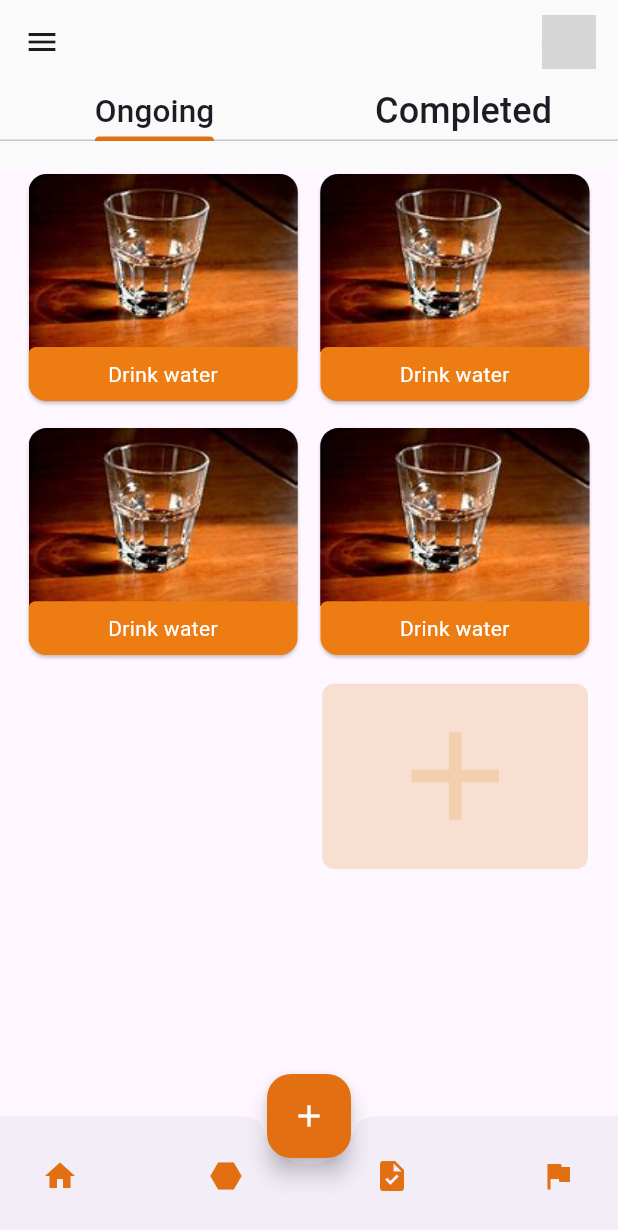
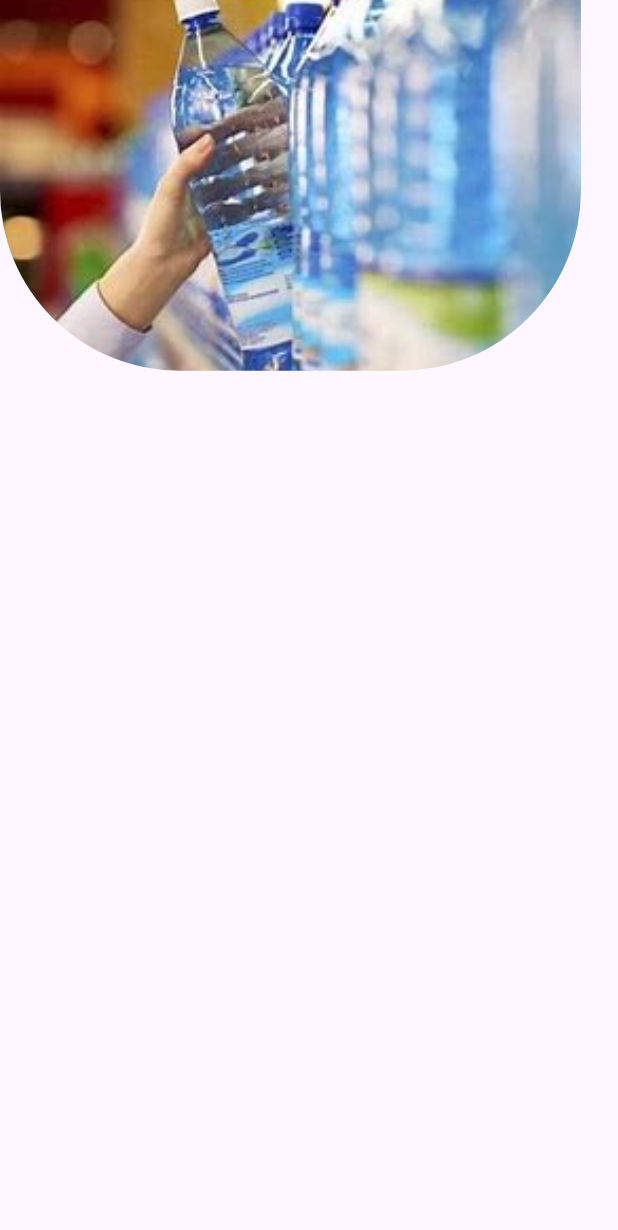
Before and after one commit to Sparklinglily/Habit-Tracker-App, a Flutter app: the screen it shows once a user with an empty profile is signed in, item 2 of the bottom bar chosen, after a tap on "Drink water", on a phone screen of 412 x 824 dp. Shown: the top 1230 px of the screen. Run offline on Flutter 3.47's test engine with Material 3 defaults, Android fonts, the phone set to English and light mode, and no system bars; our stand-ins replace cloud_firestore, email_validator, firebase_auth, firebase_core, flutter_slidable, get and 4 more; missing offline and left inert: dart:ffi; accounts and stored records are empty; network calls fail; grey boxes are pictures that could not be loaded.

Commit message:
habit details page

```diff
--- /dev/null
+++ b/lib/presentation/views/MainScreens/bottomNavButtons/Habit/habit_details_page.dart
@@ -0,0 +1,41 @@
+import 'package:flutter/material.dart';
+
+class HabitDetailsPage extends StatelessWidget {
+  const HabitDetailsPage({super.key});
+
+  @override
+  Widget build(BuildContext context) {
+    final size = MediaQuery.sizeOf(context);
+    return Scaffold(
+      body: SafeArea(
+        child: SingleChildScrollView(
+          child: Column(
+            children: [
+              Container(
+                height: size.width * 0.6,
+                width: size.height * 0.47,
+                decoration: const BoxDecoration(
+                  //color: Color.fromARGB(255, 248, 238, 247),
+                  borderRadius: BorderRadius.only(
+                      bottomRight: Radius.circular(120),
+                      bottomLeft: Radius.circular(120.0)),
+                ),
+                child: ClipRRect(
+                  clipBehavior: Clip.antiAliasWithSaveLayer, // Add this line
+                  borderRadius: const BorderRadius.only(
+                    bottomRight: Radius.circular(120),
+                    bottomLeft: Radius.circular(120.0),
+                  ),
+                  child: Image.asset(
+                    'images/waterhold.jpg',
+                    fit: BoxFit.cover,
+                  ),
+                ),
+              )
+            ],
+          ),
+        ),
+      ),
+    );
+  }
+}
--- a/lib/presentation/views/MainScreens/bottomNavButtons/Habit/habits.dart
+++ b/lib/presentation/views/MainScreens/bottomNavButtons/Habit/habits.dart
@@ -1,6 +1,6 @@
 import 'package:flutter/material.dart';
 import 'package:habit_help/presentation/styles/constants.dart';
-import 'package:habit_help/presentation/views/chat/components/habits_tb.dart';
+import 'package:habit_help/presentation/views/MainScreens/bottomNavButtons/Habit/habits_tb.dart';
 
 class HabitsPage extends StatelessWidget {
   const HabitsPage({super.key});
--- a/lib/presentation/views/chat/components/habits_tb.dart
+++ b/lib/presentation/views/MainScreens/bottomNavButtons/Habit/habits_tb.dart
@@ -1,7 +1,8 @@
 import 'package:flutter/material.dart';
 import 'package:get/get.dart';
 import 'package:habit_help/presentation/styles/constants.dart';
-import 'package:habit_help/presentation/views/addHabit/addHabitPage.dart';
+import 'package:habit_help/presentation/views/MainScreens/bottomNavButtons/Habit/habit_details_page.dart';
+import 'package:habit_help/presentation/views/MainScreens/bottomNavButtons/Habit/addHabitPage.dart';
 
 class HabitTab extends StatelessWidget {
   final String image;
@@ -71,13 +72,15 @@ class OngoingHabitTab extends StatelessWidget {
                 crossAxisCount: 2,
                 mainAxisSpacing: 10,
                 crossAxisSpacing: 7,
-                childAspectRatio: 20 / 17),
+                childAspectRatio: 20 / 15.5),
             itemBuilder: (context, index) {
               return HabitTab(
                 buttonColor: const Color.fromARGB(255, 237, 124, 19),
                 image: 'assets/image5.jpg',
                 buttonText: 'Drink water',
-                onTap: () {},
+                onTap: () {
+                  Get.to(() => HabitDetailsPage());
+                },
               );
             },
             itemCount: 4,
@@ -125,7 +128,7 @@ class CompletedHabitTab extends StatelessWidget {
             crossAxisCount: 2,
             mainAxisSpacing: 10,
             crossAxisSpacing: 7,
-            childAspectRatio: 20 / 17),
+            childAspectRatio: 20 / 15.5),
         itemBuilder: (context, index) {
           return HabitTab(
             buttonColor: const Color.fromARGB(255, 43, 106, 45),
--- a/lib/presentation/views/MainScreens/bottomNavButtons/Home/homeScreen.dart
+++ b/lib/presentation/views/MainScreens/bottomNavButtons/Home/homeScreen.dart
@@ -4,7 +4,7 @@ import 'package:habit_help/presentation/views/Favorites/favorites.dart';
 import 'package:habit_help/presentation/views/Settings/settingsPage.dart';
 import 'package:habit_help/presentation/views/profile/profilePage.dart';
 import '../../../../styles/constants.dart';
-import '../../../addHabit/addHabitPage.dart';
+import '../Habit/addHabitPage.dart';
 
 import '../Challenge/challenges.dart';
 import '../Habit/habits.dart';
```
Also changed, not shown: lib/presentation/views/MainScreens/bottomNavButtons/Habit/addHabitPage.dart (renamed from lib/presentation/views/addHabit/addHabitPage.dart).
